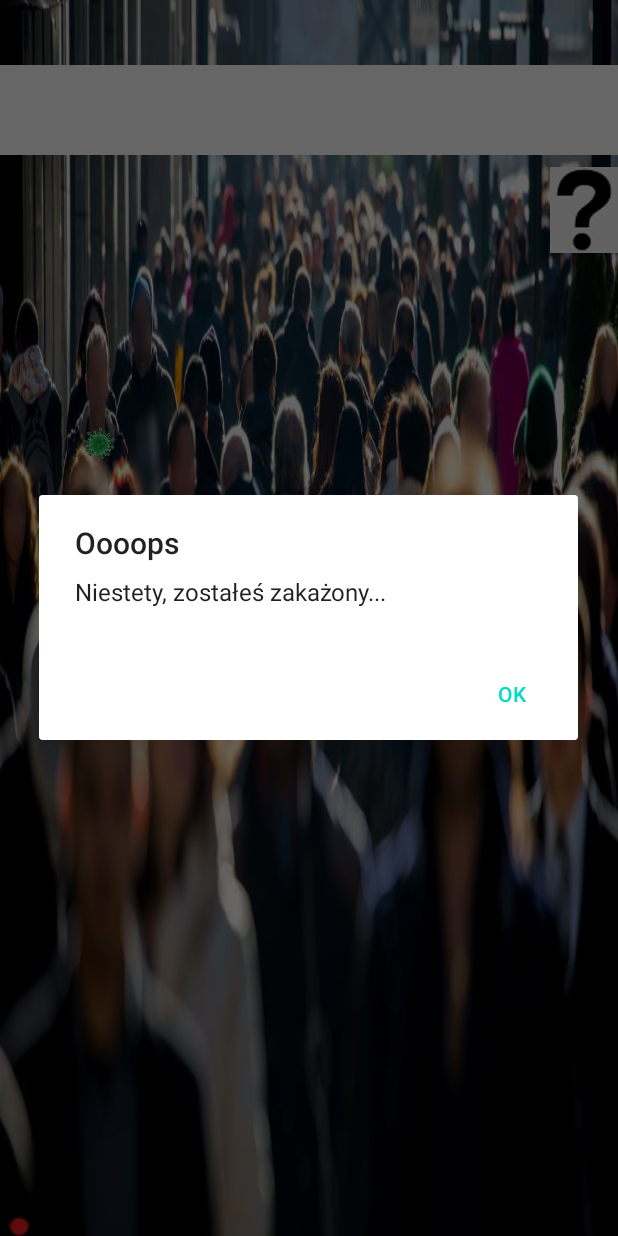
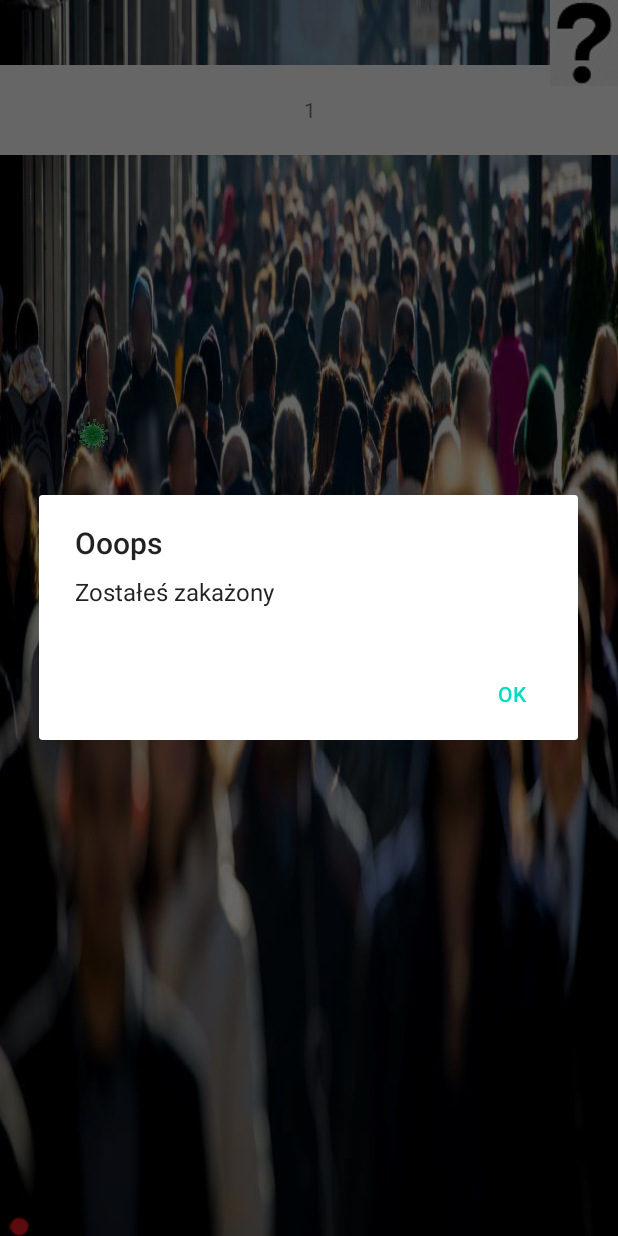
Before and after one commit to Arturro99/SensorsApp, an Android app: the Lvl2 screen opened directly, with no data from a screen before it, on a phone screen of 412 x 824 dp. Run offline under Robolectric (Android 15) with nearby library versions, the phone set to English and light mode, and no system bars.

Commit message:
Time added to Lvl2, collisions still need to be improved

```diff
--- a/app/src/main/java/com/g09/levels/Lvl2.java
+++ b/app/src/main/java/com/g09/levels/Lvl2.java
@@ -31,7 +31,7 @@ public class Lvl2 extends Level {
     double x,y,z;
     double a;
     //Frame
-    private ConstraintLayout gameLayout;
+    private FrameLayout gameLayout;
     private int frameHeight, frameWidth, initialFrameWidth;
 
     //Image
@@ -66,29 +66,27 @@ public class Lvl2 extends Level {
         frameWidth = gameLayout.getWidth();
         frameHeight = gameLayout.getHeight();
 
-
+        //coronaY = 1000;
 
         hint.setOnClickListener(new View.OnClickListener() {
             @Override
             public void onClick(View view) {
-                showHint("Na razie dupa z tym poziomem.");
+                showHint("Przetrwaj 20 sekund w morderczej walce z koronawirusem.");
             }
         });
 
         start();
-        a = startTimer();
     }
 
     public void start() {
         if (mSensorManager.getDefaultSensor(Sensor.TYPE_ACCELEROMETER) == null) {
             noSensorsAlert();
-        }
-        else {
+        } else {
             mAccelerometer = mSensorManager.getDefaultSensor(Sensor.TYPE_ACCELEROMETER);
             mSensorManager.registerListener(this, mAccelerometer, SensorManager.SENSOR_DELAY_UI);
         }
 
-         android.os.Handler handler = new android.os.Handler();
+        android.os.Handler handler = new android.os.Handler();
         timer.schedule(new TimerTask() {
             @Override
             public void run() {
@@ -96,13 +94,44 @@ public class Lvl2 extends Level {
                     @Override
                     public void run() {
                         move();
-                         coronaCenterY = coronaY + corona.getHeight() / 2.0;
-                         coronaCenterX = coronaX + corona.getWidth() / 2.0;
+                        coronaCenterY = coronaY + corona.getHeight() / 2.0;
+                        coronaCenterX = coronaX + corona.getWidth() / 2.0;
+                        manCenterX = manX + man.getWidth() / 2.0;
+                        manCenterY = manY + man.getHeight() / 2.0;
+
+                        if (checkInfected() && timer != null) {
+                            timer.cancel();
+                            timer.purge();
+                            timer = null;
+                            stop();
+                            winAlert("Ooops", "Zostałeś zakażony");
+                        }
                     }
                 });
             }
         }, 0, 10);
 
+        final int[] i = {1};
+        timer.schedule(new TimerTask() {
+            @Override
+            public void run() {
+                handler.post(new Runnable() {
+                    @Override
+                    public void run() {
+                        timeTxt.setText(String.valueOf(i[0]));
+                        i[0]++;
+
+                        if(i[0] == 21 && timer != null) {
+                            timer.cancel();
+                            timer.purge();
+                            timer = null;
+                            stop();
+                            winAlert("Gratulacje", "Udało Ci się przetrwać");
+                        }
+                    }
+                });
+            }
+        }, 0, 1000);
     }
 
     public void stop() {
@@ -127,16 +156,11 @@ public class Lvl2 extends Level {
         if(man.getX() - a + man.getWidth() <= gameLayout.getWidth() && man.getX() - a >= 0) {
             manX += a;
             man.setX(-manX);
-            manCenterX = manX + man.getWidth() / 2.0;
         }
         if(man.getY() + b + man.getHeight() <= gameLayout.getHeight() && man.getY() + b >= 0) {
             manY += b;
             man.setY(manY);
-            manCenterY = manY + man.getHeight() / 2.0;
         }
-
-            timeTxt.setText("manX: " + manCenterX + "\tmanY: " + manCenterY +
-                    "coronaX: " + coronaCenterX + "\tcoronaY: " + coronaCenterY);
 
     }
 
@@ -162,19 +186,11 @@ public class Lvl2 extends Level {
 
         corona.setY(coronaY);
         corona.setX(coronaX);
-
-        if(checkInfected() && timer != null) {
-            timer.cancel();
-            timer.purge();
-            timer = null;
-            stop();
-            infectedAlert();
-        }
     }
 
     private boolean checkInfected() {
-        return (manCenterX - coronaCenterX <= 5 &&
-                manCenterY - coronaCenterY <= 5);
+        return (Math.abs(-manCenterX - coronaCenterX) <= 50 &&
+                Math.abs(manCenterY - coronaCenterY) <= 50);
     }
 
     private void infectedAlert() {
--- a/app/src/main/res/layout/lvl2.xml
+++ b/app/src/main/res/layout/lvl2.xml
@@ -20,7 +20,7 @@
         app:layout_constraintTop_toTopOf="parent"
         app:layout_constraintVertical_bias="0.4" />
 
-    <androidx.constraintlayout.widget.ConstraintLayout
+    <FrameLayout
         android:id="@+id/frameLayout"
         android:layout_width="400dp"
         android:layout_height="655dp"
@@ -50,16 +50,15 @@
             app:layout_constraintEnd_toEndOf="parent"
             app:srcCompat="@drawable/virus" />
 
-    </androidx.constraintlayout.widget.ConstraintLayout>
+    </FrameLayout>
 
     <ImageButton
         android:id="@+id/hint2"
         android:layout_width="45dp"
         android:layout_height="57dp"
         android:layout_gravity="right"
-        app:layout_constraintBottom_toTopOf="@+id/frameLayout"
         app:layout_constraintEnd_toEndOf="parent"
-        app:layout_constraintBottom_toBottomOf="parent"
+        app:layout_constraintTop_toTopOf="parent"
         app:srcCompat="@drawable/question_mark" />
 
 </androidx.constraintlayout.widget.ConstraintLayout>
```
